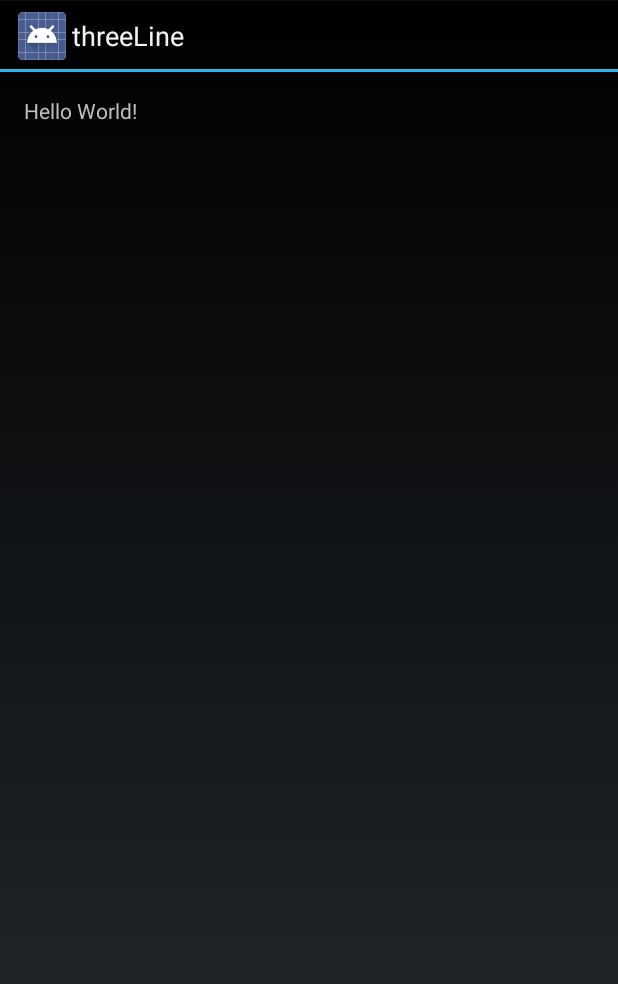
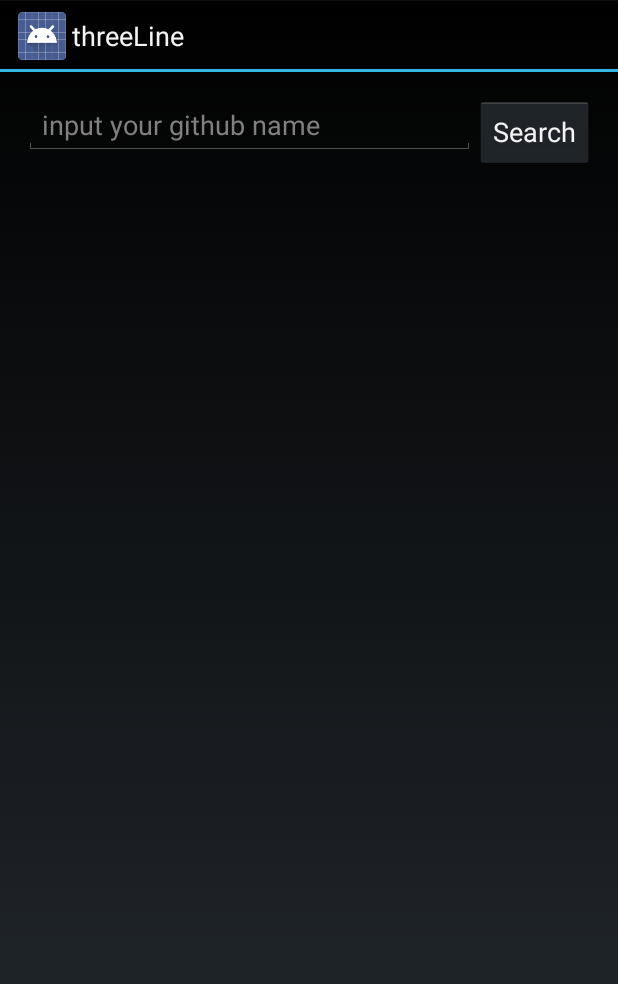
Before and after one commit to AsherYang/ThreeLine, an Android app: the screen it shows after launch (MainActivity before the commit, GithubActivity after it), after a tap on "Hello World!", on a phone screen of 412 x 824 dp. Shown: the top 984 px of the screen. Run offline under Robolectric (Android 15) with nearby library versions, the phone set to English and light mode, and no system bars; our stand-ins replace ButterKnife, Dagger/Hilt's generated code, RxJava; libraries missing offline, so code that uses them is left out: io.realm, io.realm.annotations, retrofit2.converter.jackson; 9 statements that could not run were skipped.

Commit message:
1. 更好的展示效果

```diff
--- a/app/src/main/AndroidManifest.xml
+++ b/app/src/main/AndroidManifest.xml
@@ -8,11 +8,11 @@
     <uses-permission android:name="android.permission.CHANGE_WIFI_STATE" />
 
     <application
+        android:name=".App"
         android:allowBackup="true"
         android:icon="@mipmap/ic_launcher"
         android:label="@string/app_name"
         android:supportsRtl="true"
-        android:name=".App"
         android:theme="@style/AppTheme">
         <activity android:name=".ui.main.MainActivity">
             <intent-filter>
@@ -22,6 +22,8 @@
             </intent-filter>
         </activity>
 
+        <activity android:name=".ui.github.GithubActivity" />
+
     </application>
 
 </manifest>
--- a/app/src/main/java/com/asher/threeline/ui/github/GithubActivity.java
+++ b/app/src/main/java/com/asher/threeline/ui/github/GithubActivity.java
@@ -1,8 +1,75 @@
 package com.asher.threeline.ui.github;
+
+import android.os.Bundle;
+import android.view.View;
+import android.widget.Button;
+import android.widget.EditText;
+import android.widget.TextView;
+
+import com.asher.threeline.AppComponent;
+import com.asher.threeline.R;
+import com.asher.threeline.serve.net.github.DaggerGitUserNetServeComponent;
+import com.asher.threeline.serve.net.github.GitUserNetServeComponent;
+import com.asher.threeline.serve.net.github.GitUserNetServeModule;
+import com.asher.threeline.ui.base.BaseActivity;
+
+import javax.inject.Inject;
+
+import butterknife.BindView;
+import butterknife.ButterKnife;
+import butterknife.OnClick;
 
 /**
  * Created by ouyangfan on 2017/4/8.
+ * <p>
+ * github activity
  */
+public class GithubActivity extends BaseActivity implements GithubView {
 
-public class GithubActivity {
+    @BindView(R.id.et_name)
+    EditText etName;
+    @BindView(R.id.tv_msg)
+    TextView tvMsg;
+    @BindView(R.id.btn_search)
+    Button btnSearch;
+
+    @Inject
+    GithubPresenter githubPresenter;
+
+    @Override
+    protected void onCreate(Bundle savedInstanceState) {
+        super.onCreate(savedInstanceState);
+        setContentView(R.layout.activity_github);
+        ButterKnife.bind(this);
+    }
+
+    @Override
+    protected void setupComponent(AppComponent appComponent) {
+        GitUserNetServeComponent gitUserNetServeComponent = DaggerGitUserNetServeComponent.builder()
+                .appComponent(appComponent)
+                .gitUserNetServeModule(new GitUserNetServeModule())
+                .build();
+        DaggerGithubComponent.builder()
+                .gitUserNetServeComponent(gitUserNetServeComponent)
+                .githubModule(new GithubModule(this))
+                .build()
+                .inject(this);
+    }
+
+    @OnClick({R.id.btn_search})
+    void onClick(View view) {
+        switch (view.getId()) {
+            case R.id.btn_search:
+                String userName = etName.getText().toString();
+                githubPresenter.onSearchBtnClick(userName);
+                break;
+            default:
+                break;
+        }
+    }
+
+    @Override
+    public void showGitHubUser(String msg) {
+        tvMsg.setText(msg);
+    }
 }
--- /dev/null
+++ b/app/src/main/java/com/asher/threeline/ui/github/GithubComponent.java
@@ -0,0 +1,21 @@
+package com.asher.threeline.ui.github;
+
+import com.asher.threeline.ActivityScope;
+import com.asher.threeline.serve.net.github.GitUserNetServeComponent;
+
+import dagger.Component;
+
+/**
+ * Created by ouyangfan on 2017/4/8.
+ * <p>
+ * github component
+ */
+@ActivityScope
+@Component(
+        dependencies = {GitUserNetServeComponent.class},
+        modules = {GithubModule.class}
+)
+public interface GithubComponent {
+
+    void inject(GithubActivity activity);
+}
--- /dev/null
+++ b/app/src/main/java/com/asher/threeline/ui/github/GithubModule.java
@@ -0,0 +1,32 @@
+package com.asher.threeline.ui.github;
+
+import com.asher.threeline.serve.net.github.IGitHubNetServe;
+
+import dagger.Module;
+import dagger.Provides;
+
+/**
+ * Created by ouyangfan on 2017/4/8.
+ * <p>
+ * github module
+ */
+@Module
+public class GithubModule {
+
+    private GithubView githubView;
+
+    public GithubModule(GithubView githubView) {
+        this.githubView = githubView;
+    }
+
+    @Provides
+    GithubView provideGithubView() {
+        return githubView;
+    }
+
+    @Provides
+    GithubPresenter provideGithubPresenter(IGitHubNetServe gitHubNetServe) {
+        return new GithubPresenterImpl(githubView, gitHubNetServe);
+    }
+
+}
--- a/app/src/main/java/com/asher/threeline/ui/github/GithubPresenter.java
+++ b/app/src/main/java/com/asher/threeline/ui/github/GithubPresenter.java
@@ -6,4 +6,13 @@ package com.asher.threeline.ui.github;
  * github presenter
  */
 public interface GithubPresenter {
+
+    void onSearchBtnClick(String userName);
+
+    /**
+     * 获取github user
+     *
+     * @param userName userName
+     */
+    void getGitHubUser(String userName);
 }
--- a/app/src/main/java/com/asher/threeline/ui/github/GithubPresenterImpl.java
+++ b/app/src/main/java/com/asher/threeline/ui/github/GithubPresenterImpl.java
@@ -1,4 +1,10 @@
 package com.asher.threeline.ui.github;
+
+import android.util.Log;
+
+import com.asher.threeline.serve.net.github.IGitHubNetServe;
+import com.asher.threeline.serve.net.github.NetGitUser;
+import com.asher.threeline.serve.net.github.OnGetGitUserCallBack;
 
 /**
  * Created by ouyangfan on 2017/4/8.
@@ -7,4 +13,37 @@ package com.asher.threeline.ui.github;
  */
 public class GithubPresenterImpl implements GithubPresenter {
 
+    private GithubView githubView;
+    private IGitHubNetServe gitHubNetServe;
+
+    public GithubPresenterImpl(GithubView githubView, IGitHubNetServe gitHubNetServe) {
+        this.githubView = githubView;
+        this.gitHubNetServe = gitHubNetServe;
+    }
+
+    @Override
+    public void onSearchBtnClick(String userName) {
+        getGitHubUser(userName);
+    }
+
+    @Override
+    public void getGitHubUser(String userName) {
+        gitHubNetServe.getUser(userName, mUserCallBack);
+    }
+
+    private OnGetGitUserCallBack mUserCallBack = new OnGetGitUserCallBack() {
+        @Override
+        public void onSuccess(NetGitUser gitUser) {
+            Log.i("TAG", "getUser success = " + gitUser);
+            if (null != githubView) {
+                githubView.showGitHubUser(gitUser.toString());
+            }
+        }
+
+        @Override
+        public void onFail(Throwable throwable) {
+            Log.i("TAG", "getUser fail = " + throwable);
+        }
+    };
+
 }
--- /dev/null
+++ b/app/src/main/java/com/asher/threeline/ui/github/GithubView.java
@@ -0,0 +1,11 @@
+package com.asher.threeline.ui.github;
+
+/**
+ * Created by ouyangfan on 2017/4/8.
+ * <p>
+ * github activity view interface
+ */
+public interface GithubView {
+
+    void showGitHubUser(String msg);
+}
--- a/app/src/main/java/com/asher/threeline/ui/main/MainActivity.java
+++ b/app/src/main/java/com/asher/threeline/ui/main/MainActivity.java
@@ -1,5 +1,6 @@
 package com.asher.threeline.ui.main;
 
+import android.content.Intent;
 import android.os.Bundle;
 import android.support.v7.widget.LinearLayoutManager;
 import android.support.v7.widget.RecyclerView;
@@ -15,10 +16,8 @@ import com.asher.threeline.db.bean.DbMusic;
 import com.asher.threeline.serve.data.music.DaggerDbMusicServeComponent;
 import com.asher.threeline.serve.data.music.DbMusicServeComponent;
 import com.asher.threeline.serve.data.music.DbMusicServeModule;
-import com.asher.threeline.serve.net.github.DaggerGitUserNetServeComponent;
-import com.asher.threeline.serve.net.github.GitUserNetServeComponent;
-import com.asher.threeline.serve.net.github.GitUserNetServeModule;
 import com.asher.threeline.ui.base.BaseActivity;
+import com.asher.threeline.ui.github.GithubActivity;
 
 import java.util.ArrayList;
 import java.util.List;
@@ -50,7 +49,6 @@ public class MainActivity extends BaseActivity implements MainView {
         ButterKnife.bind(this);
         initData();
         getDataFromDb();
-        getGitHubUser();
     }
 
     private void initData() {
@@ -72,14 +70,9 @@ public class MainActivity extends BaseActivity implements MainView {
         DbMusicServeComponent dbMusicServeComponent = DaggerDbMusicServeComponent.builder()
                 .dbMusicServeModule(new DbMusicServeModule())
                 .build();
-        GitUserNetServeComponent userNetServeComponent = DaggerGitUserNetServeComponent.builder()
-                .gitUserNetServeModule(new GitUserNetServeModule())
-                .appComponent(appComponent)
-                .build();
         DaggerMainComponent.builder()
                 .mainModule(new MainModule(this))
                 .dbMusicServeComponent(dbMusicServeComponent)
-                .gitUserNetServeComponent(userNetServeComponent)
                 .build()
                 .inject(this);
     }
@@ -91,16 +84,13 @@ public class MainActivity extends BaseActivity implements MainView {
         mainAdapter.notifyDataSetChanged();
     }
 
-    private void getGitHubUser() {
-        String userName = "AsherYang";
-        mainPresenter.getGitHubUser(userName);
-    }
-
     @OnClick(R.id.tv_show)
     void onClick(View view) {
         switch (view.getId()) {
             case R.id.tv_show:
                 mainPresenter.onBtnClick();
+                Intent intent = new Intent(MainActivity.this, GithubActivity.class);
+                startActivity(intent);
                 break;
             default:
                 break;
--- a/app/src/main/java/com/asher/threeline/ui/main/MainComponent.java
+++ b/app/src/main/java/com/asher/threeline/ui/main/MainComponent.java
@@ -2,7 +2,6 @@ package com.asher.threeline.ui.main;
 
 import com.asher.threeline.ActivityScope;
 import com.asher.threeline.serve.data.music.DbMusicServeComponent;
-import com.asher.threeline.serve.net.github.GitUserNetServeComponent;
 
 import dagger.Component;
 
@@ -13,7 +12,7 @@ import dagger.Component;
  */
 @ActivityScope
 @Component(
-        dependencies = {DbMusicServeComponent.class, GitUserNetServeComponent.class},
+        dependencies = {DbMusicServeComponent.class},
         modules = {MainModule.class}
 )
 public interface MainComponent {
--- a/app/src/main/java/com/asher/threeline/ui/main/MainModule.java
+++ b/app/src/main/java/com/asher/threeline/ui/main/MainModule.java
@@ -1,7 +1,6 @@
 package com.asher.threeline.ui.main;
 
 import com.asher.threeline.serve.data.music.IDbMusicServe;
-import com.asher.threeline.serve.net.github.IGitHubNetServe;
 
 import dagger.Module;
 import dagger.Provides;
@@ -33,7 +32,7 @@ public class MainModule {
      * 2. 如果将IDbMusicServe 放在本类全局变量的话，是需要进行另外实例化的，这样就显式依赖了
      */
     @Provides
-    MainPresenter providePresenter(IDbMusicServe dbMusicServe, IGitHubNetServe gitHubNetServe) {
-        return new MainPresenterImpl(mainView, dbMusicServe, gitHubNetServe);
+    MainPresenter providePresenter(IDbMusicServe dbMusicServe) {
+        return new MainPresenterImpl(mainView, dbMusicServe);
     }
 }
--- a/app/src/main/java/com/asher/threeline/ui/main/MainPresenter.java
+++ b/app/src/main/java/com/asher/threeline/ui/main/MainPresenter.java
@@ -18,6 +18,4 @@ public interface MainPresenter {
     DbMusic getMusicFromDb(Integer syncKey);
 
     List<DbMusic> getAllMusicsFromDb();
-
-    void getGitHubUser(String userName);
 }
--- a/app/src/main/java/com/asher/threeline/ui/main/MainPresenterImpl.java
+++ b/app/src/main/java/com/asher/threeline/ui/main/MainPresenterImpl.java
@@ -1,12 +1,7 @@
 package com.asher.threeline.ui.main;
-
-import android.util.Log;
 
 import com.asher.threeline.db.bean.DbMusic;
 import com.asher.threeline.serve.data.music.IDbMusicServe;
-import com.asher.threeline.serve.net.github.IGitHubNetServe;
-import com.asher.threeline.serve.net.github.NetGitUser;
-import com.asher.threeline.serve.net.github.OnGetGitUserCallBack;
 
 import java.util.ArrayList;
 import java.util.List;
@@ -20,12 +15,10 @@ public class MainPresenterImpl implements MainPresenter {
 
     private MainView mainView;
     private IDbMusicServe dbMusicServe;
-    private IGitHubNetServe gitHubNetServe;
 
-    public MainPresenterImpl(MainView mainView, IDbMusicServe dbMusicServe, IGitHubNetServe gitHubNetServe) {
+    public MainPresenterImpl(MainView mainView, IDbMusicServe dbMusicServe) {
         this.mainView = mainView;
         this.dbMusicServe = dbMusicServe;
-        this.gitHubNetServe = gitHubNetServe;
     }
 
     @Override
@@ -56,21 +49,4 @@ public class MainPresenterImpl implements MainPresenter {
     public List<DbMusic> getAllMusicsFromDb() {
         return dbMusicServe.getAllMusic();
     }
-
-    @Override
-    public void getGitHubUser(String userName) {
-        gitHubNetServe.getUser(userName, mUserCallBack);
-    }
-
-    private OnGetGitUserCallBack mUserCallBack = new OnGetGitUserCallBack() {
-        @Override
-        public void onSuccess(NetGitUser gitUser) {
-            Log.i("TAG", "getUser success = " + gitUser);
-        }
-
-        @Override
-        public void onFail(Throwable throwable) {
-            Log.i("TAG", "getUser fail = " + throwable);
-        }
-    };
 }
--- /dev/null
+++ b/app/src/main/res/layout/activity_github.xml
@@ -0,0 +1,32 @@
+<?xml version="1.0" encoding="utf-8"?>
+<RelativeLayout xmlns:android="http://schemas.android.com/apk/res/android"
+    xmlns:tools="http://schemas.android.com/tools"
+    android:layout_width="match_parent"
+    android:layout_height="match_parent"
+    android:paddingBottom="@dimen/activity_vertical_margin"
+    android:paddingLeft="@dimen/activity_horizontal_margin"
+    android:paddingRight="@dimen/activity_horizontal_margin"
+    android:paddingTop="@dimen/activity_vertical_margin"
+    tools:context="com.asher.threeline.ui.main.MainActivity">
+
+    <Button
+        android:id="@+id/btn_search"
+        android:layout_width="wrap_content"
+        android:layout_height="wrap_content"
+        android:layout_alignParentRight="true"
+        android:text="Search"/>
+
+    <EditText
+        android:id="@+id/et_name"
+        android:layout_width="match_parent"
+        android:layout_height="wrap_content"
+        android:layout_toLeftOf="@id/btn_search"
+        android:hint="input your github name" />
+
+    <TextView
+        android:id="@+id/tv_msg"
+        android:layout_width="match_parent"
+        android:layout_height="match_parent"
+        android:layout_marginTop="10dp"
+        android:layout_below="@id/et_name" />
+</RelativeLayout>
```
